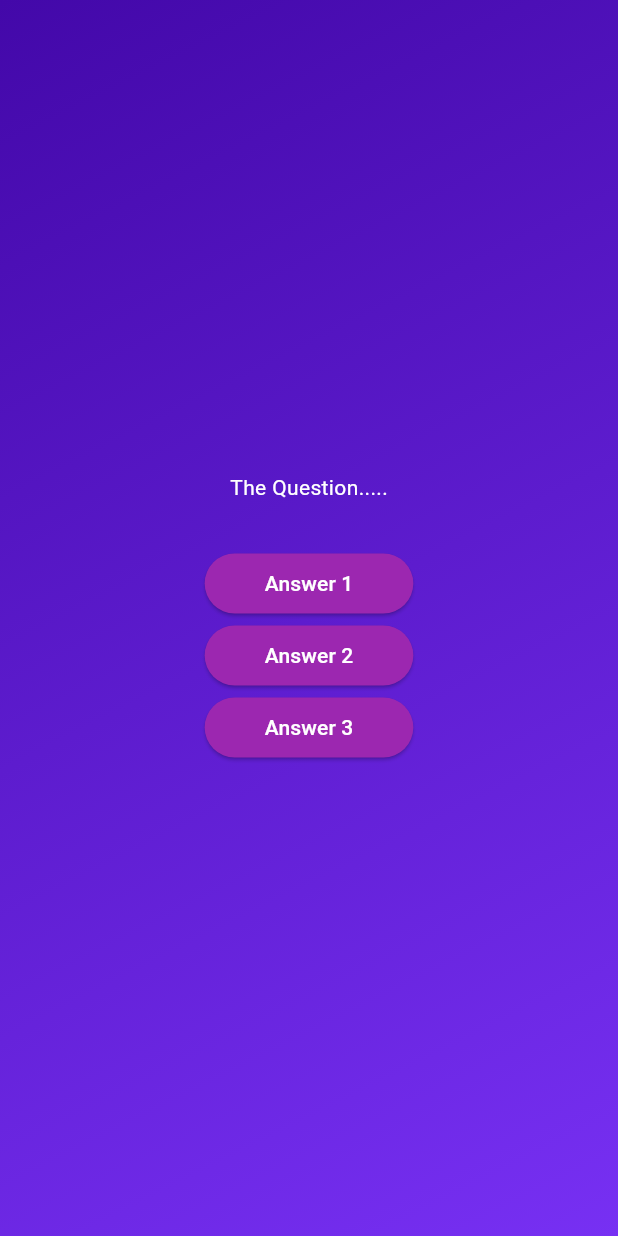
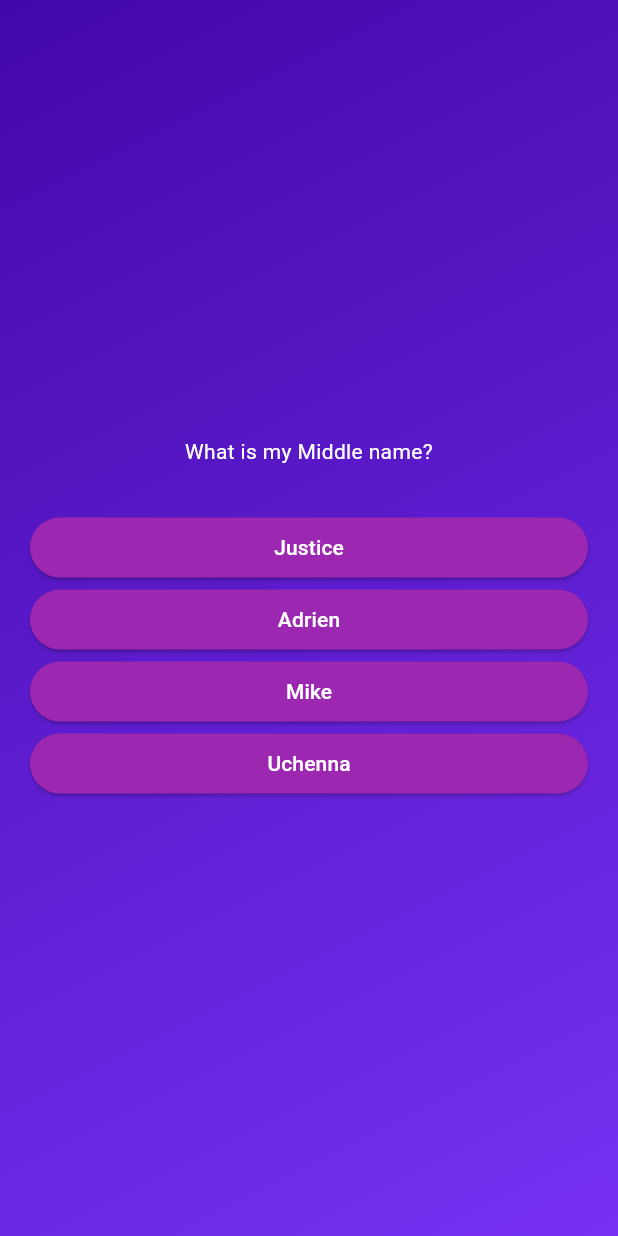
Before and after one commit to uche-hub/quiz_app, a Flutter app: the screen it shows after launch, after a tap on "Start Quiz", on a phone screen of 412 x 824 dp. Run offline on Flutter 3.47's test engine with Material 3 defaults, Android fonts, the phone set to English and light mode, and no system bars.

Commit message:
Made answer clickable and automatically move to the next question

```diff
--- a/lib/models/quiz_questionn.dart
+++ b/lib/models/quiz_questionn.dart
@@ -3,4 +3,11 @@ class QuizQuestionn {
 
   final String text;
   final List<String> answers;
+
+  List<String> getShuffledAnswers() {
+    final shuffledList = List.of(answers);
+
+    shuffledList.shuffle();
+    return shuffledList;
+  }
 }
--- a/lib/question_screen.dart
+++ b/lib/question_screen.dart
@@ -1,5 +1,6 @@
 import 'package:flutter/material.dart';
 import 'package:quiz_app/aanswer_button.dart';
+import 'package:quiz_app/data/queestions.dart';
 
 class Question extends StatefulWidget {
   const Question({super.key});
@@ -11,24 +12,43 @@ class Question extends StatefulWidget {
 }
 
 class _QuestionState extends State<Question> {
+  var currentQuestionIndex = 0;
+
+  void anserQuestion() {
+    // currentQuestionIndex = currentQuestionIndex + 1;
+    setState(() {
+      currentQuestionIndex += 1;
+    });
+  }
+
   @override
   Widget build(BuildContext context) {
+    final currentQuestion = questions[currentQuestionIndex];
+
     return SizedBox(
       width: double.infinity,
+      child: Container(
+        margin: EdgeInsets.all(20),
         child: Column(
           mainAxisAlignment: MainAxisAlignment.center,
+          crossAxisAlignment: CrossAxisAlignment.stretch,
           children: [
             Text(
-            'The Question.....',
+              currentQuestion.text,
+              textAlign: TextAlign.center,
               style: TextStyle(color: Colors.white),
             ),
             SizedBox(
               height: 30,
             ),
-          AanswerButton(answerText: "Answer 1", onTap: () {}),
-          AanswerButton(answerText: "Answer 2", onTap: () {}),
-          AanswerButton(answerText: "Answer 3", onTap: () {})
+            ...currentQuestion.getShuffledAnswers().map((answer) {
+              return AanswerButton(
+                answerText: answer,
+                onTap: anserQuestion,
+              );
+            }),
           ],
+        ),
       ),
     );
   }
```
Lines whose indentation alone changed are shown as unchanged.
